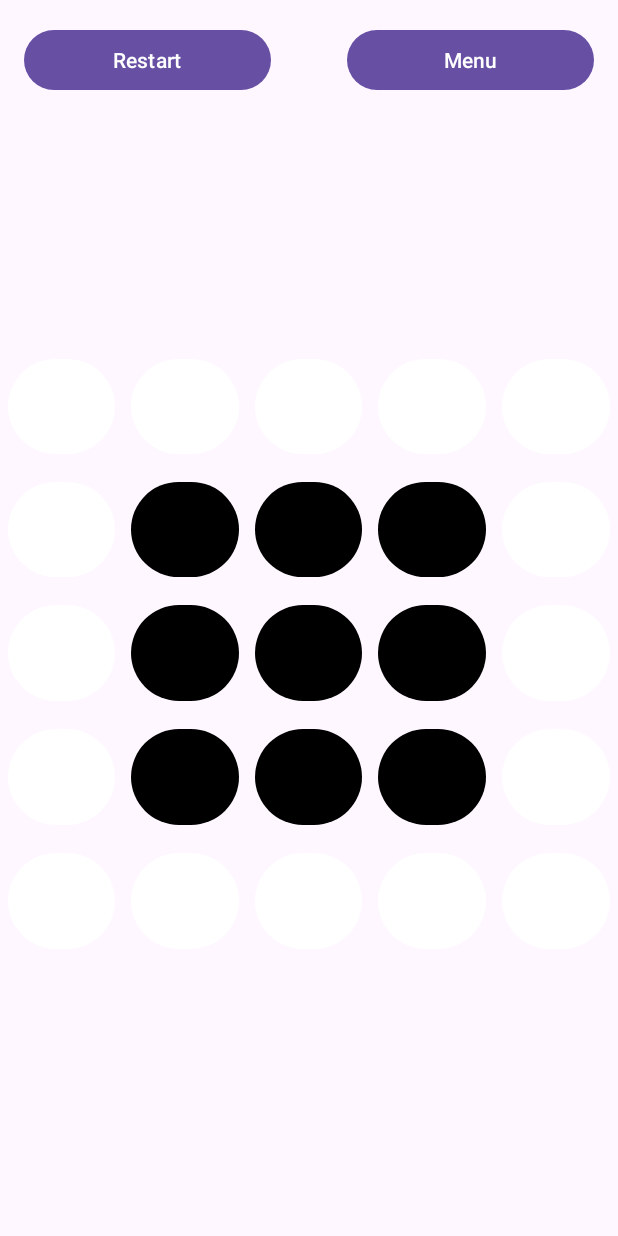
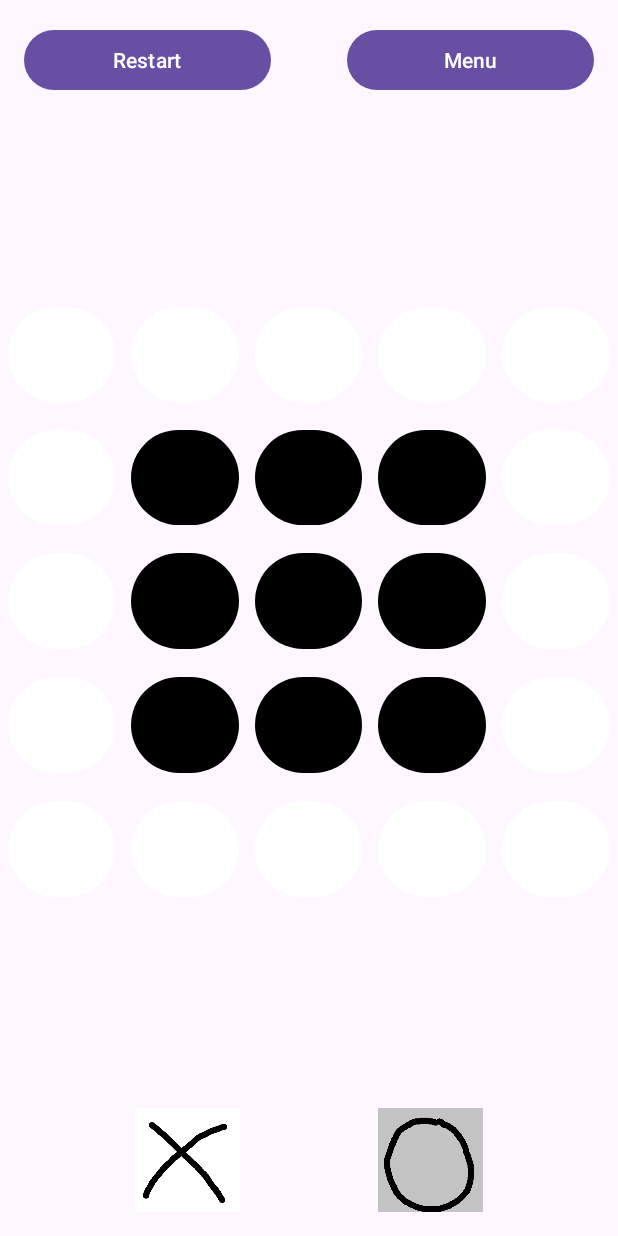
Before and after one commit to AleksandraTremba/Tic-Tac-Two-game, an Android app: the screen it shows after launch (MainActivity), on a phone screen of 412 x 824 dp. Run offline under Robolectric (Android 15) with nearby library versions, the phone set to English and light mode, and no system bars.

Commit message:
tic tac toe on 5x5 grid

```diff
--- a/app/src/main/java/com/taltech/ee/tic_tac_two/MainActivity.kt
+++ b/app/src/main/java/com/taltech/ee/tic_tac_two/MainActivity.kt
@@ -2,6 +2,8 @@ package com.taltech.ee.tic_tac_two
 
 import android.os.Bundle
 import android.widget.Button
+import android.widget.ImageView
+import android.widget.Toast
 import androidx.activity.enableEdgeToEdge
 import androidx.appcompat.app.AppCompatActivity
 import androidx.core.view.ViewCompat
@@ -9,6 +11,10 @@ import androidx.core.view.WindowInsetsCompat
 
 class MainActivity : AppCompatActivity() {
     private val buttonMap = mutableMapOf<Int, Button>()
+    private var currentPlayer = "X"
+    private val gameState = Array(5) { Array(5) { "" } }
+    private lateinit var imageViewX: ImageView
+    private lateinit var imageViewO: ImageView
 
     override fun onCreate(savedInstanceState: Bundle?) {
         super.onCreate(savedInstanceState)
@@ -20,11 +26,19 @@ class MainActivity : AppCompatActivity() {
             insets
         }
 
+        imageViewX = findViewById(R.id.imageView)
+        imageViewO = findViewById(R.id.imageView2)
+        updatePlayerImages()
+
         for (i in 1..25) {
             val buttonId = resources.getIdentifier("game_button$i", "id", packageName)
             val button = findViewById<Button>(buttonId)
             buttonMap[i] = button
             enable3x3CenterGrid()
+
+            button.setOnClickListener {
+                onButtonClicked(button, i)
+            }
 
             button.setOnLongClickListener {
                 val tag = it.tag.toString().toInt()
@@ -32,6 +46,64 @@ class MainActivity : AppCompatActivity() {
                 true
             }
         }
+    }
+
+    private fun updatePlayerImages() {
+        if (currentPlayer == "X") {
+            imageViewX.setImageResource(R.drawable.x_active) // Set active for player X
+            imageViewO.setImageResource(R.drawable.o_notactive) // Set inactive for player O
+        } else {
+            imageViewX.setImageResource(R.drawable.x_notactive) // Set inactive for player X
+            imageViewO.setImageResource(R.drawable.o_active) // Set active for player O
+        }
+    }
+
+    private fun onButtonClicked(button: Button, buttonIndex: Int) {
+        // Only proceed if the button is not already clicked
+        if (gameState[(buttonIndex - 1) / 5][(buttonIndex - 1) % 5] == "") {
+            // Update game state and button text
+            gameState[(buttonIndex - 1) / 5][(buttonIndex - 1) % 5] = currentPlayer
+            button.text = currentPlayer
+
+            // Check for a win
+            if (checkWin()) {
+                Toast.makeText(this, "Player $currentPlayer wins!", Toast.LENGTH_SHORT).show()
+                resetGame()
+                return
+            }
+
+            // Switch player
+            currentPlayer = if (currentPlayer == "X") "O" else "X"
+            updatePlayerImages()
+        }
+    }
+
+    private fun checkWin(): Boolean {
+        // Check rows, columns, and diagonals for a win
+        for (i in 0..4) {
+            if (gameState[i].all { it == currentPlayer }) return true // Check row
+            if (gameState.map { it[i] }.all { it == currentPlayer }) return true // Check column
+        }
+        // Check diagonals
+        if ((0 until 5).all { gameState[it][it] == currentPlayer }) return true
+        if ((0 until 5).all { gameState[it][4 - it] == currentPlayer }) return true
+        return false
+    }
+
+    private fun resetGame() {
+        // Clear game state and reset buttons
+        for (button in buttonMap.values) {
+            button.text = ""
+            button.isClickable = true
+        }
+        currentPlayer = "X" // Reset to Player X
+        for (i in gameState.indices) {
+            for (j in gameState[i].indices) {
+                gameState[i][j] = "" // Reset game state
+            }
+        }
+        enable3x3CenterGrid() // Re-enable center grid
+        updatePlayerImages()
     }
 
     private fun enable3x3CenterGrid() {
--- a/app/src/main/res/layout/activity_main.xml
+++ b/app/src/main/res/layout/activity_main.xml
@@ -375,28 +375,28 @@
 
     <LinearLayout
         android:id="@+id/iconContainer"
-        android:layout_width="match_parent"
-        android:layout_height="wrap_content"
+        android:layout_width="324dp"
+        android:layout_height="69dp"
+        android:layout_marginBottom="16dp"
+        android:gravity="center"
         android:orientation="horizontal"
         app:layout_constraintBottom_toBottomOf="parent"
-        app:layout_constraintStart_toStartOf="parent"
         app:layout_constraintEnd_toEndOf="parent"
-        android:gravity="center"
-        android:layout_marginBottom="16dp">
+        app:layout_constraintStart_toStartOf="parent">
 
         <ImageView
             android:id="@+id/imageView"
             android:layout_width="0dp"
             android:layout_height="match_parent"
-            tools:srcCompat="@tools:sample/avatars"
-            android:layout_weight="2"/>
+            android:layout_weight="2"
+            tools:srcCompat="@tools:sample/avatars" />
 
         <ImageView
             android:id="@+id/imageView2"
             android:layout_width="0dp"
             android:layout_height="match_parent"
-            tools:srcCompat="@tools:sample/avatars"
-            android:layout_weight="2"/>
+            android:layout_weight="2"
+            tools:srcCompat="@tools:sample/avatars" />
     </LinearLayout>
 
 
```
Also changed, not shown: app/src/main/res/drawable/o_active.png (added), app/src/main/res/drawable/o_notactive.png (added), app/src/main/res/drawable/x_active.png (added), app/src/main/res/drawable/x_notactive.png (added).
